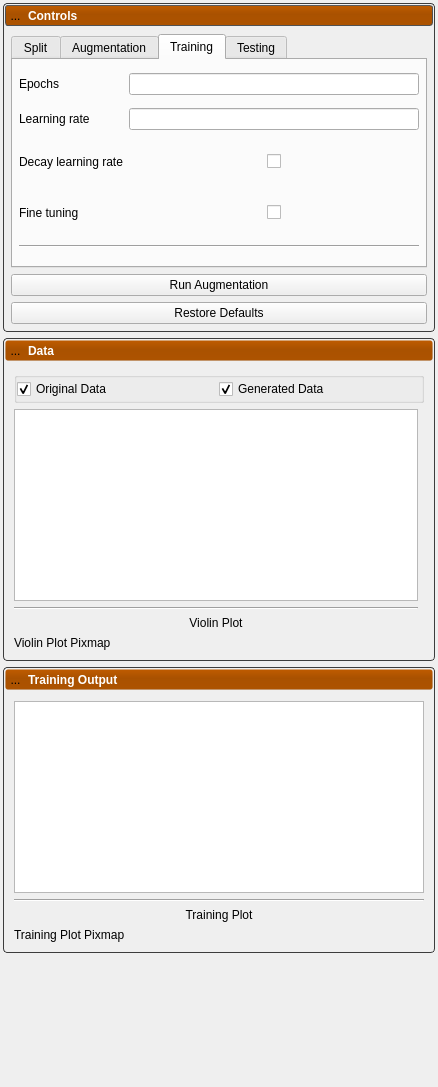
The window that Studio/src/DeepSSM/DeepSSMTool.ui (SCIInstitute/ShapeWorks) describes before a commit, drawn with Qt 5.
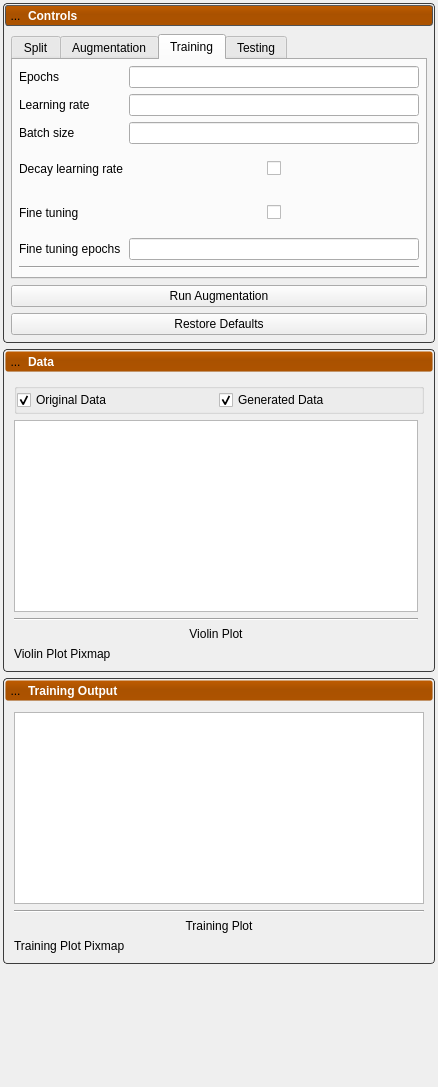
The same window after the commit. The open tabs and pages were chosen to show the change. Icons and pictures are not drawn.

Commit message: Connect UI to new deepssm parameter states

The edit to the form file:
```diff
--- a/Studio/src/DeepSSM/DeepSSMTool.ui
+++ b/Studio/src/DeepSSM/DeepSSMTool.ui
@@ -323,7 +323,7 @@
             <item row="0" column="0">
              <widget class="QTabWidget" name="tab_widget">
               <property name="currentIndex">
-               <number>3</number>
+               <number>2</number>
               </property>
               <widget class="QWidget" name="split_tab">
                <attribute name="title">
@@ -512,26 +512,6 @@
                 <property name="bottomMargin">
                  <number>6</number>
                 </property>
-                <item row="0" column="1">
-                 <widget class="QLineEdit" name="training_epochs">
-                  <property name="alignment">
-                   <set>Qt::AlignCenter</set>
-                  </property>
-                 </widget>
-                </item>
-                <item row="3" column="0">
-                 <widget class="QLabel" name="label_9">
-                  <property name="sizePolicy">
-                   <sizepolicy hsizetype="Preferred" vsizetype="Fixed">
-                    <horstretch>0</horstretch>
-                    <verstretch>0</verstretch>
-                   </sizepolicy>
-                  </property>
-                  <property name="text">
-                   <string>Fine tuning</string>
-                  </property>
-                 </widget>
-                </item>
                 <item row="0" column="0">
                  <widget class="QLabel" name="label_6">
                   <property name="text">
@@ -539,14 +519,14 @@
                   </property>
                  </widget>
                 </item>
-                <item row="4" column="0" colspan="2">
-                 <widget class="Line" name="line_3">
-                  <property name="orientation">
-                   <enum>Qt::Horizontal</enum>
+                <item row="0" column="1">
+                 <widget class="QLineEdit" name="training_epochs">
+                  <property name="alignment">
+                   <set>Qt::AlignCenter</set>
                   </property>
                  </widget>
                 </item>
-                <item row="2" column="1">
+                <item row="3" column="1">
                  <widget class="QWidget" name="decay_widget" native="true">
                   <property name="sizePolicy">
                    <sizepolicy hsizetype="Preferred" vsizetype="Fixed">
@@ -591,27 +571,7 @@
                   </layout>
                  </widget>
                 </item>
-                <item row="2" column="0">
-                 <widget class="QLabel" name="label_8">
-                  <property name="sizePolicy">
-                   <sizepolicy hsizetype="Preferred" vsizetype="Fixed">
-                    <horstretch>0</horstretch>
-                    <verstretch>0</verstretch>
-                   </sizepolicy>
-                  </property>
-                  <property name="text">
-                   <string>Decay learning rate</string>
-                  </property>
-                 </widget>
-                </item>
-                <item row="1" column="1">
-                 <widget class="QLineEdit" name="training_learning_rate">
-                  <property name="alignment">
-                   <set>Qt::AlignCenter</set>
-                  </property>
-                 </widget>
-                </item>
-                <item row="3" column="1">
+                <item row="4" column="1">
                  <widget class="QWidget" name="decay_widget_2" native="true">
                   <property name="sizePolicy">
                    <sizepolicy hsizetype="Preferred" vsizetype="Fixed">
@@ -656,6 +616,13 @@
                   </layout>
                  </widget>
                 </item>
+                <item row="1" column="1">
+                 <widget class="QLineEdit" name="training_learning_rate">
+                  <property name="alignment">
+                   <set>Qt::AlignCenter</set>
+                  </property>
+                 </widget>
+                </item>
                 <item row="1" column="0">
                  <widget class="QLabel" name="label_7">
                   <property name="text">
@@ -663,6 +630,67 @@
                   </property>
                  </widget>
                 </item>
+                <item row="3" column="0">
+                 <widget class="QLabel" name="label_8">
+                  <property name="sizePolicy">
+                   <sizepolicy hsizetype="Preferred" vsizetype="Fixed">
+                    <horstretch>0</horstretch>
+                    <verstretch>0</verstretch>
+                   </sizepolicy>
+                  </property>
+                  <property name="text">
+                   <string>Decay learning rate</string>
+                  </property>
+                 </widget>
+                </item>
+                <item row="2" column="1">
+                 <widget class="QLineEdit" name="training_batch_size">
+                  <property name="alignment">
+                   <set>Qt::AlignCenter</set>
+                  </property>
+                 </widget>
+                </item>
+                <item row="4" column="0">
+                 <widget class="QLabel" name="label_9">
+                  <property name="sizePolicy">
+                   <sizepolicy hsizetype="Preferred" vsizetype="Fixed">
+                    <horstretch>0</horstretch>
+                    <verstretch>0</verstretch>
+                   </sizepolicy>
+                  </property>
+                  <property name="text">
+                   <string>Fine tuning</string>
+                  </property>
+                 </widget>
+                </item>
+                <item row="2" column="0">
+                 <widget class="QLabel" name="label_13">
+                  <property name="text">
+                   <string>Batch size</string>
+                  </property>
+                 </widget>
+                </item>
+                <item row="6" column="0" colspan="2">
+                 <widget class="Line" name="line_3">
+                  <property name="orientation">
+                   <enum>Qt::Horizontal</enum>
+                  </property>
+                 </widget>
+                </item>
+                <item row="5" column="0">
+                 <widget class="QLabel" name="label_16">
+                  <property name="text">
+                   <string>Fine tuning epochs</string>
+                  </property>
+                 </widget>
+                </item>
+                <item row="5" column="1">
+                 <widget class="QLineEdit" name="training_fine_tuning_epochs">
+                  <property name="alignment">
+                   <set>Qt::AlignCenter</set>
+                  </property>
+                 </widget>
+                </item>
                </layout>
               </widget>
               <widget class="QWidget" name="testing_tab">
```
The commit also changes 3 other files.
